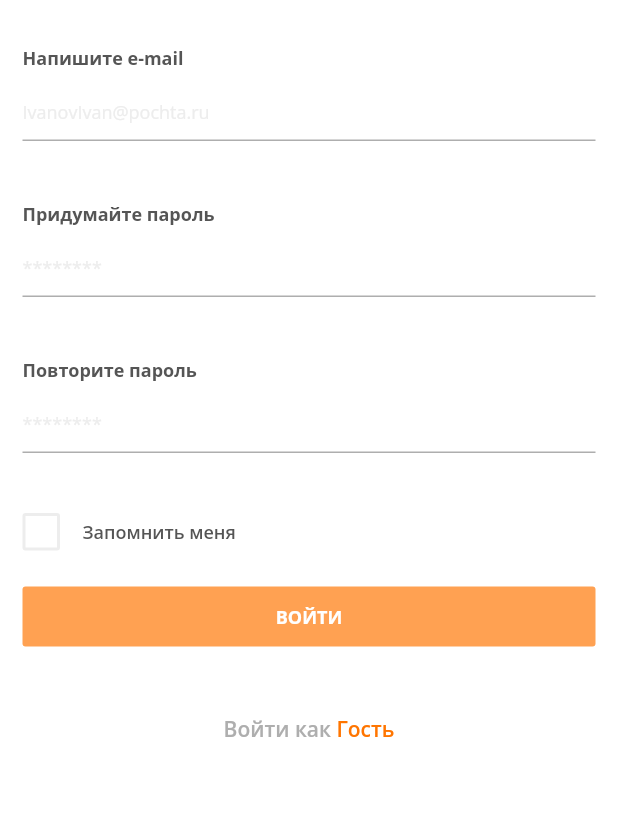
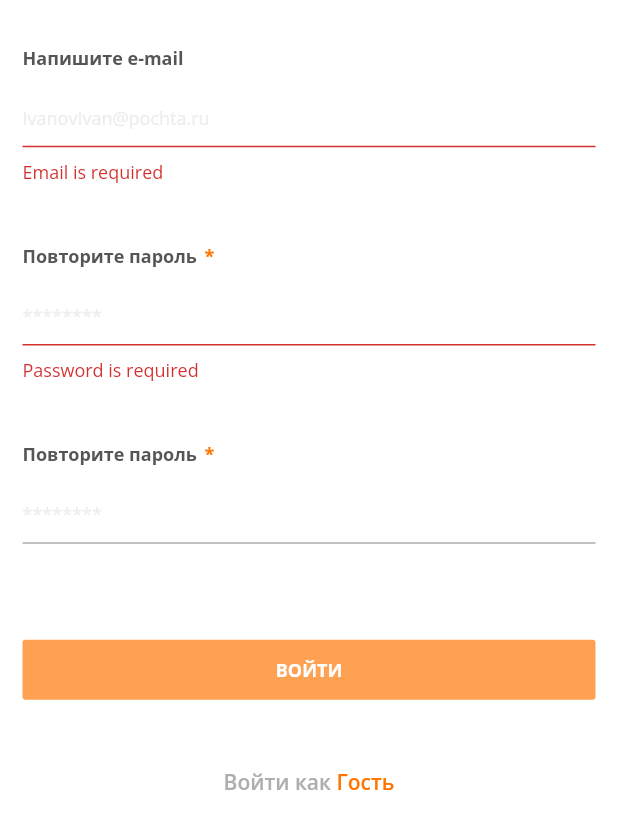
Before and after one commit to mimib00/pet_geo, a Flutter app: the SignUp screen opened directly, after a tap on "ВОЙТИ", on a phone screen of 412 x 824 dp. Shown: the top 829 px of the screen. Run offline on Flutter 3.47's test engine with Material 2 defaults, Android fonts, the phone set to English and light mode, and no system bars; our stand-ins replace bordered_text, cloud_firestore, connectivity_plus, firebase_auth, firebase_core, flutter_switch and 5 more; accounts and stored records are empty.

Commit message:
added sign up

```diff
--- /dev/null
+++ b/lib/controller/bindings/auth_binding.dart
@@ -0,0 +1,9 @@
+import 'package:get/get.dart';
+import 'package:pet_geo/controller/auth_controller.dart';
+
+class AuthBinding extends Bindings {
+  @override
+  void dependencies() {
+    Get.lazyPut<AuthController>(() => AuthController());
+  }
+}
--- a/lib/controller/on_boarding_screen_controller/on_boarding_screen_controller.dart
+++ b/lib/controller/on_boarding_screen_controller/on_boarding_screen_controller.dart
@@ -1,12 +1,10 @@
 import 'package:flutter/cupertino.dart';
-import 'package:flutter/foundation.dart';
 import 'package:get/get.dart';
 import 'package:pet_geo/view/on_boarding_screen/on_boarding_1.dart';
 import 'package:pet_geo/view/on_boarding_screen/on_boarding_2.dart';
 import 'package:pet_geo/view/on_boarding_screen/on_boarding_3.dart';
 import 'package:pet_geo/view/on_boarding_screen/on_boarding_4.dart';
 import 'package:pet_geo/view/on_boarding_screen/on_boarding_5.dart';
-import 'package:pet_geo/view/settings/settings.dart';
 import 'package:pet_geo/view/user/user.dart';
 import 'package:shared_preferences/shared_preferences.dart';
 
--- a/lib/controller/user_controller/login_controller/login_controller.dart
+++ b/lib/controller/user_controller/login_controller/login_controller.dart
@@ -1,6 +1,10 @@
+import 'package:cloud_firestore/cloud_firestore.dart';
+import 'package:firebase_auth/firebase_auth.dart';
 import 'package:get/get.dart';
 
 class LoginController extends GetxController {
+  FirebaseAuth auth = FirebaseAuth.instance;
+  CollectionReference<Map<String, dynamic>> userRef = FirebaseFirestore.instance.collection("users");
   bool? isGuest = false;
 
   void guestUser() {
--- a/lib/main.dart
+++ b/lib/main.dart
@@ -1,6 +1,8 @@
+import 'package:firebase_auth/firebase_auth.dart';
 import 'package:firebase_core/firebase_core.dart';
 import 'package:flutter/material.dart';
 import 'package:get/get.dart';
+import 'package:pet_geo/controller/bindings/auth_binding.dart';
 import 'package:pet_geo/view/about_us/about_us.dart';
 import 'package:pet_geo/view/about_us/privacy_policy/privacy_policy.dart';
 import 'package:pet_geo/view/about_us/terms_and_conditions/terms_and_conditions.dart';
@@ -34,12 +36,27 @@ void main() async {
   runApp(const PetGeo());
 }
 
-class PetGeo extends StatelessWidget {
+class PetGeo extends StatefulWidget {
   const PetGeo({Key? key}) : super(key: key);
+
+  @override
+  State<PetGeo> createState() => _PetGeoState();
+}
+
+class _PetGeoState extends State<PetGeo> {
+  @override
+  void initState() {
+    FirebaseAuth.instance.authStateChanges().listen((User? user) {
+      if (user != null) {
+      } else {}
+    });
+    super.initState();
+  }
 
   @override
   Widget build(BuildContext context) {
     return GetMaterialApp(
+      initialBinding: AuthBinding(),
       debugShowMaterialGrid: false,
       debugShowCheckedModeBanner: false,
       title: 'Pet Geo',
--- /dev/null
+++ b/lib/model/user_model.dart
@@ -0,0 +1,20 @@
+class Users {
+  /// User's UID
+  final String? id;
+
+  /// User's email
+  final String email;
+
+  Users(this.id, this.email);
+
+  /// Craetes A Users object from a map.
+  factory Users.fromMap(Map<String, dynamic> data, {String? id}) => Users(id, data["email"]);
+
+  /// Creates a Map from a Users object.
+  Map<String, dynamic> toMap() => {
+        "id": id,
+        "data": {
+          "email": email,
+        }
+      };
+}
--- a/lib/view/splash_screen/splash_screen.dart
+++ b/lib/view/splash_screen/splash_screen.dart
@@ -1,5 +1,6 @@
 import 'package:flutter/material.dart';
 import 'package:get/get.dart';
+
 import 'package:pet_geo/controller/splash_screen_controller/splash_screen_controller.dart';
 import 'package:pet_geo/view/widget/logo.dart';
 import 'package:pet_geo/view/widget/my_text.dart';
--- a/lib/view/user/sign_up.dart
+++ b/lib/view/user/sign_up.dart
@@ -1,99 +1,79 @@
-import 'package:flutter/foundation.dart';
+// ignore_for_file: must_be_immutable
+
 import 'package:flutter/material.dart';
+import 'package:form_field_validator/form_field_validator.dart';
 import 'package:get/get.dart';
+import 'package:pet_geo/controller/auth_controller.dart';
 import 'package:pet_geo/view/constant/constant.dart';
+import 'package:pet_geo/view/widget/custom_text_field.dart';
 import 'package:pet_geo/view/widget/my_button.dart';
 import 'package:pet_geo/view/widget/my_text.dart';
-import 'package:pet_geo/view/widget/my_text_field.dart';
 
-class SignUp extends StatefulWidget {
-  const SignUp({Key? key}) : super(key: key);
+class SignUp extends GetWidget<AuthController> {
+  SignUp({Key? key}) : super(key: key);
 
-  @override
-  State<SignUp> createState() => _SignUpState();
-}
+  TextEditingController email = TextEditingController();
+  TextEditingController password = TextEditingController();
+  TextEditingController confirm = TextEditingController();
 
-class _SignUpState extends State<SignUp> {
-  var value = false;
-  var buttonColor = kLightOrangeColor;
+  GlobalKey<FormState> formKey = GlobalKey<FormState>();
 
   @override
   Widget build(BuildContext context) {
     return Scaffold(
-      body: ListView(
+      body: Form(
+        key: formKey,
+        child: ListView(
           padding: const EdgeInsets.symmetric(horizontal: 15, vertical: 30),
           physics: const BouncingScrollPhysics(),
           children: [
-          MyTextField(
-            onChanged: (value) {
-              setState(() {
-                value.length > 1
-                    ? buttonColor = kSecondaryColor
-                    : buttonColor = kLightOrangeColor;
-                if (kDebugMode) {
-                  print(value);
+            CustomTextField(
+              controller: email,
+              hintText: 'IvanovIvan@pochta.ru',
+              label: 'Напишите e-mail',
+              validate: (txt) {
+                var emailValid = EmailValidator(errorText: 'Unvalid email address format').call(txt);
+                var isEmpty = RequiredValidator(errorText: 'Email is required').call(txt);
+                if (isEmpty == null) {
+                  if (emailValid == null) {
+                    // check if user exists.
+                    controller.userExist(email.text);
+                  } else {
+                    return emailValid;
                   }
-              });
+                } else {
+                  return isEmpty;
+                }
               },
-            lableText: 'Напишите e-mail',
-            hintText: 'IvanovIvan@pochta.ru',
             ),
-          MyTextField(
-            obsecure: true,
-            lableText: 'Придумайте пароль',
+            CustomTextField(
+              controller: password,
+              obscureText: true,
               hintText: '********',
+              label: 'Повторите пароль',
+              validate: MultiValidator([
+                RequiredValidator(errorText: 'Password is required'),
+                MinLengthValidator(8, errorText: 'Password must be at least 8 digits long'),
+              ]),
             ),
-          MyTextField(
-            obsecure: true,
-            lableText: 'Повторите пароль',
+            CustomTextField(
+              controller: confirm,
+              obscureText: true,
               hintText: '********',
-          ),
-          Row(
-            children: [
-              GestureDetector(
-                onTap: () {
-                  setState(() {
-                    value = !value;
-                  });
-                },
-                child: Container(
-                  width: 25,
-                  height: 25,
-                  decoration: BoxDecoration(
-                    border: Border.all(
-                      color: kLightGreyColor,
-                      width: 2,
-                    ),
-                    borderRadius: BorderRadius.circular(2),
-                  ),
-                  child: Center(
-                    child: value == true
-                        ? Image.asset(
-                            'assets/images/check.png',
-                            height: 16.5,
-                          )
-                        : const SizedBox(),
-                  ),
-                ),
-              ),
-              Expanded(
-                child: MyText(
-                  paddingLeft: 15.0,
-                  text: 'Запомнить меня',
-                  size: 12,
-                  weight: FontWeight.w600,
-                  color: kDarkGreyColor,
-                ),
-              ),
-            ],
+              label: 'Повторите пароль',
+              validate: (txt) => MatchValidator(errorText: 'passwords do not match').validateMatch(confirm.text.trim(), password.text),
             ),
             const SizedBox(
               height: 20,
             ),
             MyButton(
-            btnBgColor: buttonColor,
+              btnBgColor: kLightOrangeColor,
               text: 'Войти'.toUpperCase(),
-            onPressed: () {},
+              onPressed: () {
+                if (formKey.currentState!.validate()) {
+                  controller.createUser(email.text.trim(), password.text.trim());
+                }
+              },
             ),
             GestureDetector(
               onTap: () {},
@@ -124,6 +104,7 @@ class _SignUpState extends State<SignUp> {
             ),
           ],
         ),
+      ),
     );
   }
 }
--- /dev/null
+++ b/lib/view/widget/custom_text_field.dart
@@ -0,0 +1,97 @@
+import 'package:flutter/material.dart';
+import 'package:pet_geo/view/constant/constant.dart';
+import 'package:pet_geo/view/widget/my_text.dart';
+
+class CustomTextField extends StatelessWidget {
+  final TextEditingController controller;
+  final String hintText;
+  final String label;
+  final bool obscureText;
+  final String? Function(String? value)? validate;
+  const CustomTextField({
+    Key? key,
+    required this.hintText,
+    required this.label,
+    required this.controller,
+    this.obscureText = false,
+    this.validate,
+  }) : super(key: key);
+
+  @override
+  Widget build(BuildContext context) {
+    return Padding(
+      padding: const EdgeInsets.only(bottom: 40),
+      child: Column(
+        crossAxisAlignment: CrossAxisAlignment.start,
+        children: [
+          Row(
+            children: [
+              MyText(
+                text: label,
+                size: 12,
+                weight: FontWeight.w700,
+                color: kDarkGreyColor,
+              ),
+              Visibility(
+                visible: obscureText,
+                child: MyText(
+                  paddingLeft: 5,
+                  text: '*',
+                  weight: FontWeight.w700,
+                  size: 12,
+                  color: kSecondaryColor,
+                ),
+              )
+            ],
+          ),
+          TextFormField(
+            controller: controller,
+            obscureText: obscureText,
+            obscuringCharacter: "*",
+            textAlignVertical: TextAlignVertical.center,
+            validator: validate,
+            style: const TextStyle(
+              color: kDarkGreyColor,
+              fontSize: 12,
+            ),
+            decoration: InputDecoration(
+              suffix: Column(
+                mainAxisAlignment: MainAxisAlignment.center,
+                children: [
+                  GestureDetector(
+                    onTap: () {
+                      controller.clear();
+                      FocusScope.of(context).unfocus();
+                    },
+                    child: const Icon(
+                      Icons.close_rounded,
+                      size: 25,
+                      color: kInputBorderColor,
+                    ),
+                  ),
+                ],
+              ),
+              hintText: hintText,
+              hintStyle: const TextStyle(
+                color: kLightGreyColor,
+                fontSize: 12,
+              ),
+              enabledBorder: const UnderlineInputBorder(
+                borderSide: BorderSide(
+                  color: kInputBorderColor,
+                  width: 1.0,
+                ),
+              ),
+              focusedBorder: const UnderlineInputBorder(
+                borderSide: BorderSide(
+                  color: kInputBorderColor,
+                  width: 1.0,
+                ),
+              ),
+            ),
+          ),
+        ],
+      ),
+    );
+  }
+}
--- a/pubspec.yaml
+++ b/pubspec.yaml
@@ -15,6 +15,10 @@ dependencies:
   cupertino_icons: ^1.0.2
 
   firebase_core: ^1.11.0
+  firebase_auth: ^3.3.5
+  cloud_firestore: ^3.1.6
+
+  fluttericon: ^2.0.0
 
   get:
   flutter_switch: ^0.3.2
@@ -24,6 +28,7 @@ dependencies:
   bordered_text: ^2.0.0
 
   shared_preferences: ^2.0.12
+  form_field_validator: ^1.1.0
   connectivity_plus: ^2.2.0
 
 dev_dependencies:
```
Also changed, not shown: lib/controller/auth_controller.dart (added, +83 -0 lines), lib/controller/splash_screen_controller/splash_screen_controller.dart (+7 -1 lines), lib/view/bottom_sheets/logout.dart (+9 -6 lines), lib/view/drawer/my_drawer.dart (+4 -3 lines), lib/view/user/login.dart (+17 -13 lines), lib/view/user/user.dart (+3 -4 lines), lib/view/root.dart (added), pubspec.lock, 1 other file. Lines whose indentation alone changed are shown as unchanged.
